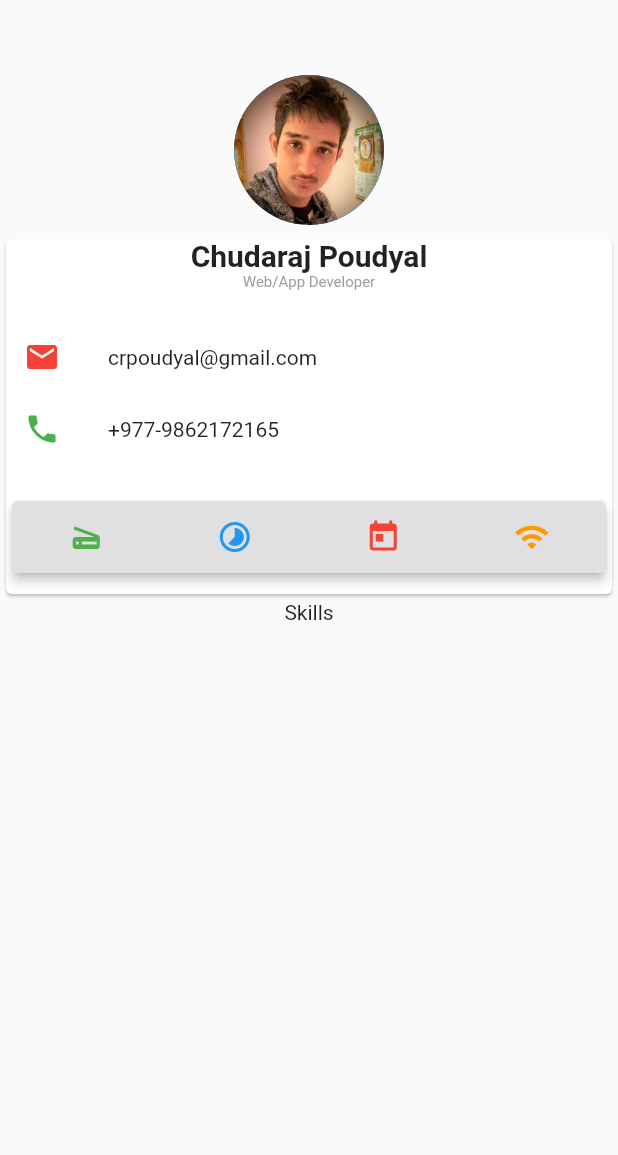
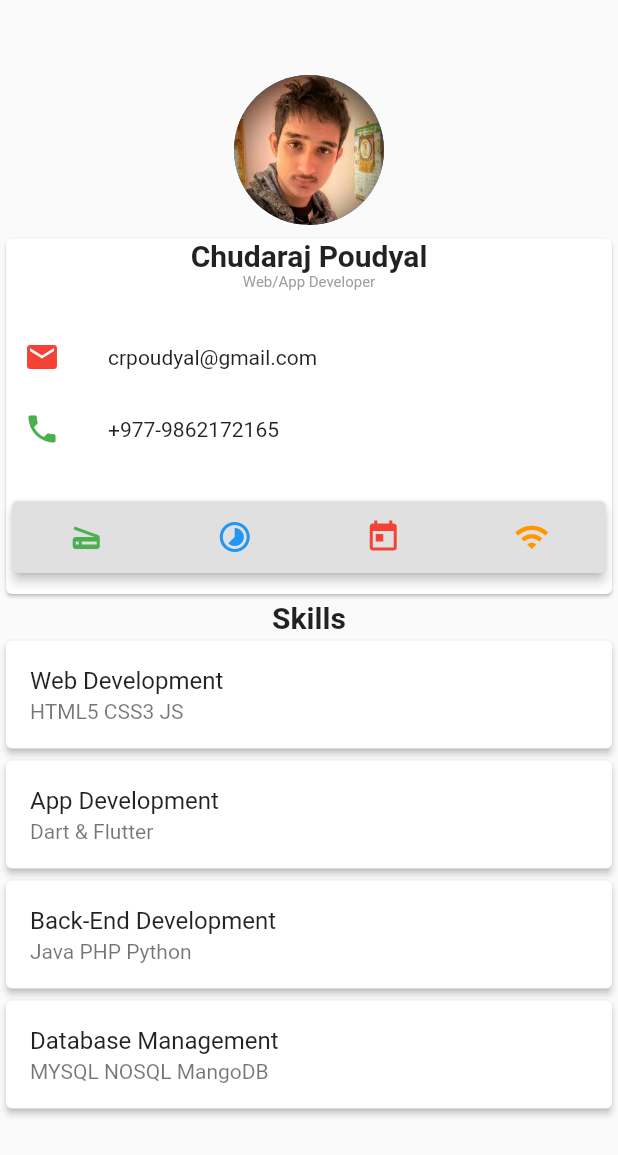
Before and after one commit to crpoudyal/flutter_cv_app, a Flutter app: the screen it shows after launch, on a phone screen of 412 x 824 dp. Shown: the top 1155 px of the screen. Run offline on Flutter 3.47's test engine with Material 2 defaults, Android fonts, the phone set to English and light mode, and no system bars.

Commit message:
skill added with card widget

```diff
--- a/lib/main.dart
+++ b/lib/main.dart
@@ -32,7 +32,9 @@ class _indexState extends State<index> {
   @override
   Widget build(BuildContext context) {
     return Scaffold(
+
       body: Column(
+
         mainAxisAlignment: MainAxisAlignment.start,
         children: <Widget>[
           Padding(
@@ -42,6 +44,7 @@ class _indexState extends State<index> {
               radius: 50.0,
             ),
           ),
+
           Card(
             child: Column(
               children: <Widget>[
@@ -122,9 +125,50 @@ class _indexState extends State<index> {
               ],
             ),
           ),
-          Text("Skills"),
+          Text(
+            "Skills",
+            style: TextStyle(
+              fontSize: 20.0,
+              fontWeight: FontWeight.bold,
+            ),
+          ),
+          Card(
+            elevation: 2.0,
+            child: ListTile(
+              title: Text("Web Development"),
+              subtitle: Text("HTML5 CSS3 JS"),
+            ),
+          ),
+          Card(
+            elevation: 2.0,
+            child: ListTile(
+              title: Text("App Development"),
+              subtitle: Text("Dart & Flutter"),
+            ),
+          ),
+          Card(
+
+            elevation: 2.0,
+            child: ListTile(
+              title: Text("Back-End Development"),
+              subtitle: Text("Java PHP Python"),
+            ),
+          ),
+          Card(
+            elevation: 2.0,
+
+            child: ListTile(
+
+
+              title: Text("Database Management"),
+              subtitle: Text("MYSQL NOSQL MangoDB"),
+            ),
+          ),
+
+
         ],
       ),
+
     );
   }
 }
```
